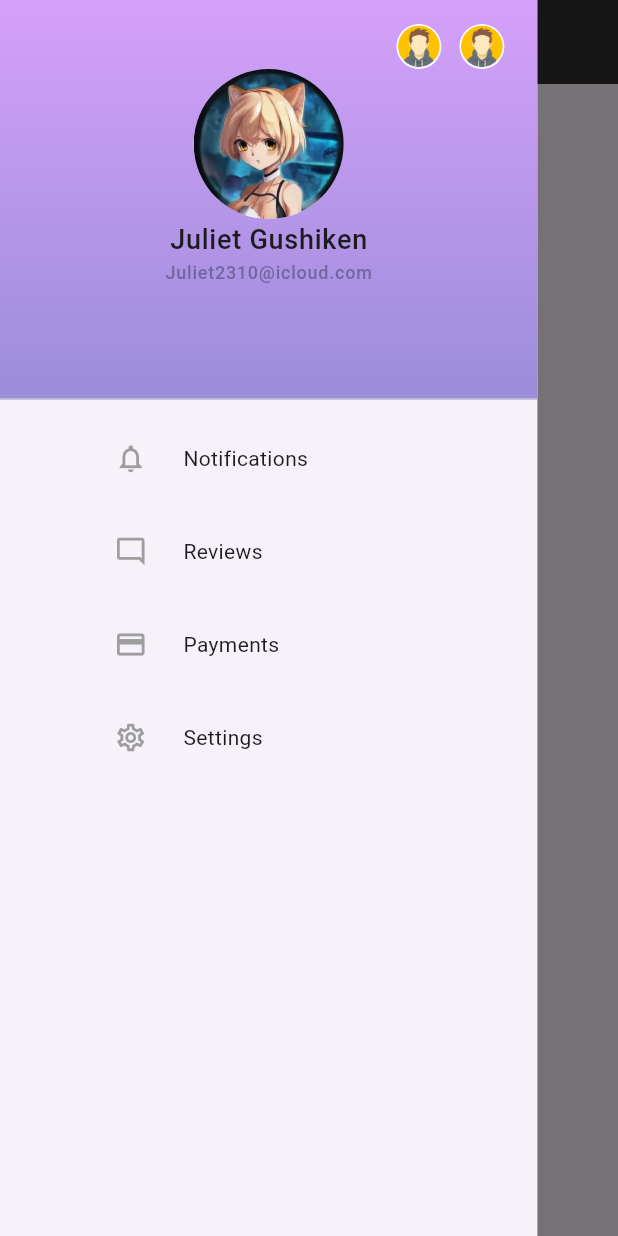
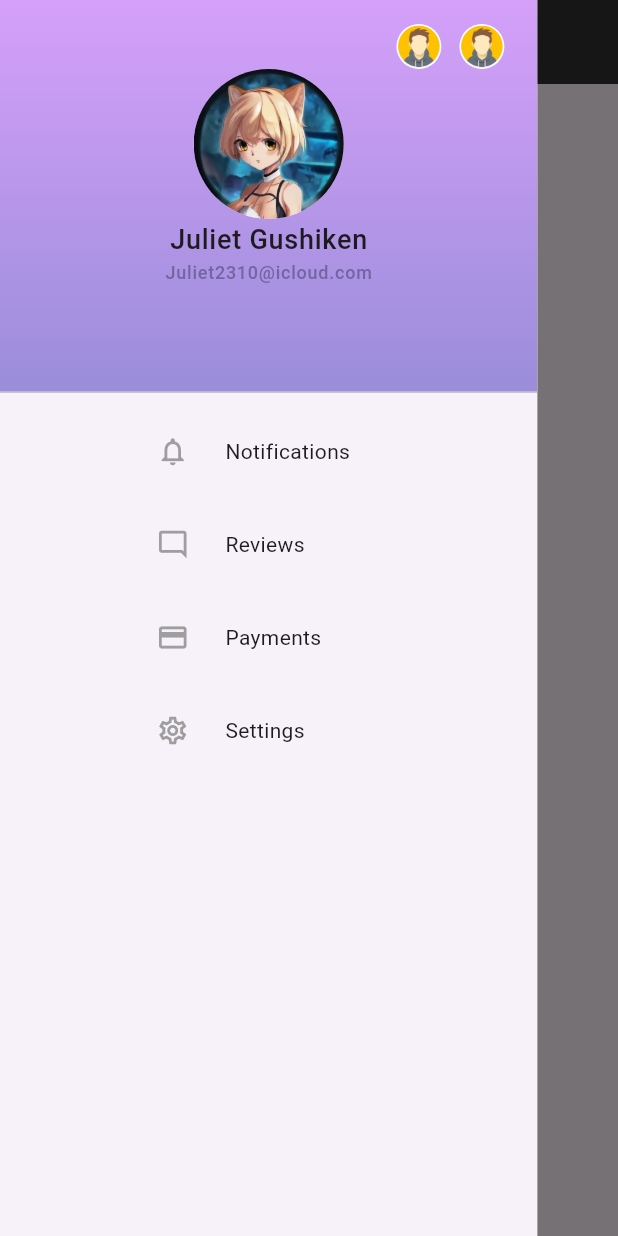
Before and after one commit to Zimil-Patel/figma_app, a Flutter app: the screen it shows after launch, with the side drawer open, on a phone screen of 412 x 824 dp. Run offline on Flutter 3.47's test engine with Material 3 defaults, Android fonts, the phone set to English and light mode, and no system bars.

Commit message:
21-02-2024

```diff
--- a/lib/DrawerTasks/drawer_two.dart
+++ b/lib/DrawerTasks/drawer_two.dart
@@ -20,13 +20,12 @@ class _DrawerTwoState extends State<DrawerTwo> {
       drawer: Drawer(
         width: width / 1.15,
         shape: const RoundedRectangleBorder(),
-        child: Container(
-          alignment: Alignment.center,
         child: Column(
           children: [
 
             //DRAWER HEADER
-              Expanded(
+            SizedBox(
+              height: 270,
               child: DrawerHeader(
                 decoration: const BoxDecoration(
                   gradient: LinearGradient(
@@ -62,16 +61,17 @@ class _DrawerTwoState extends State<DrawerTwo> {
             ),
 
             Expanded(
-                flex: 2,
+              flex: 3,
+                child: SingleChildScrollView(
                   child: Column(
                     children: [
                       ...List.generate(drawerList2.length, (index) => addItemBox(icon: drawerList2[index]['icon'], name: drawerList2[index]['name'])),
                     ],
+                  ),
                 )
             )
 
           ],
-          ),
         ),
       ),
 
@@ -125,7 +125,7 @@ class _DrawerTwoState extends State<DrawerTwo> {
     return Padding(
       padding: const EdgeInsets.symmetric(vertical: 20.0, horizontal: 0),
       child: SizedBox(
-        width: width / 2,
+        width: 150,
         child: Row(
           children: [
             Padding(
```
Also changed, not shown: snaps/drawers/drawer2.png. Lines whose indentation alone changed are shown as unchanged.
